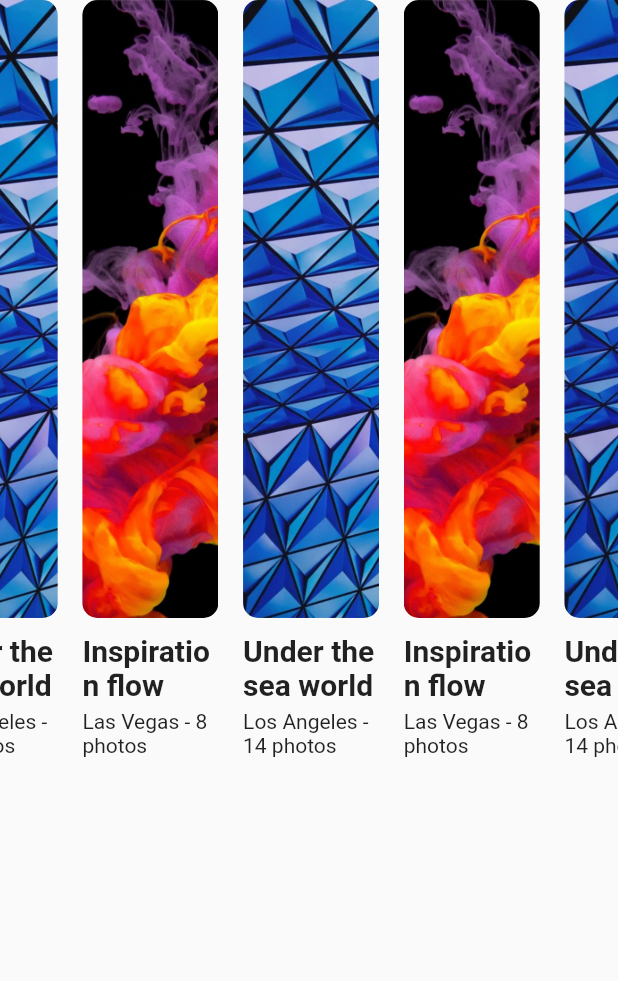
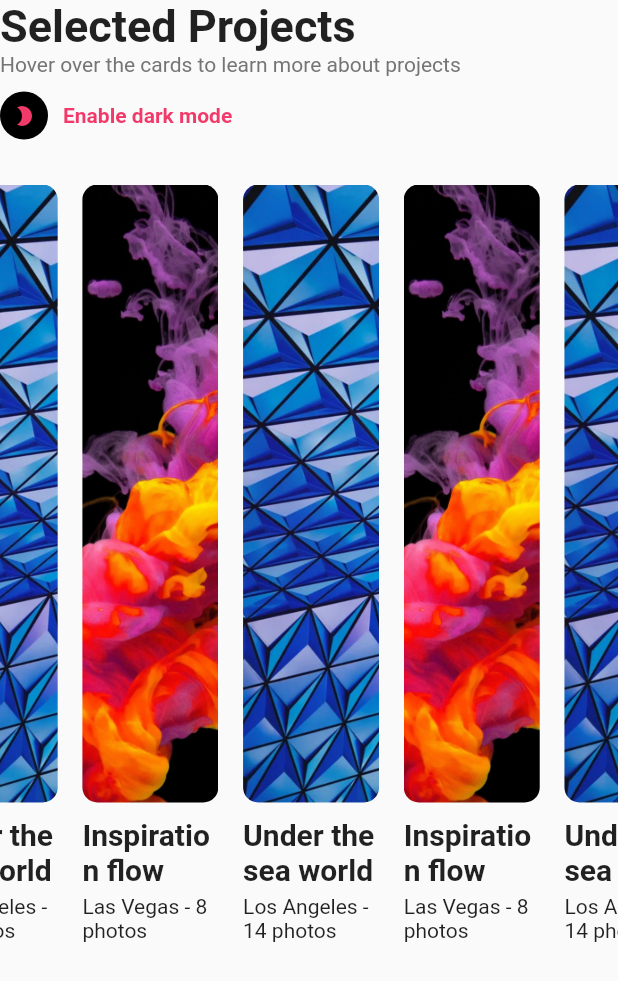
Before and after one commit to arthurdenner/flutter-ui-practice, a Flutter app: the PortfolioProjectsView widget shown alone on an empty page, opened directly, on a phone screen of 412 x 824 dp. Shown: the top 981 px of the screen. Run offline on Flutter 3.47's test engine with Material 2 defaults, Android fonts, the phone set to English and light mode, and no system bars; our stand-ins replace animate_do, faker.

Commit message:
feat: add selected projects section

```diff
--- a/portfolio/lib/src/pages/home_page/widgets/projects_view.dart
+++ b/portfolio/lib/src/pages/home_page/widgets/projects_view.dart
@@ -1,4 +1,5 @@
 import 'package:flutter/material.dart';
+import 'package:portfolio/src/pages/home_page/widgets/selected_projects.dart';
 import 'package:portfolio/src/utils/constants.dart';
 
 class PortfolioProjectsView extends StatefulWidget {
@@ -35,7 +36,14 @@ class _PortfolioProjectsViewState extends State<PortfolioProjectsView> {
 
     return Container(
       height: _height * .9,
+      child: Column(
+        crossAxisAlignment: CrossAxisAlignment.start,
+        mainAxisAlignment: MainAxisAlignment.center,
+        children: <Widget>[
+          SelectedProjects(),
+          Expanded(
             child: ListView(
+              shrinkWrap: true,
               controller: _scrollController,
               scrollDirection: Axis.horizontal,
               children: projects
@@ -79,6 +87,9 @@ class _PortfolioProjectsViewState extends State<PortfolioProjectsView> {
                   )
                   .toList(),
             ),
+          ),
+        ],
+      ),
     );
   }
 }
--- /dev/null
+++ b/portfolio/lib/src/pages/home_page/widgets/selected_projects.dart
@@ -0,0 +1,53 @@
+import 'package:flutter/material.dart';
+
+class SelectedProjects extends StatelessWidget {
+  const SelectedProjects({Key key}) : super(key: key);
+
+  @override
+  Widget build(BuildContext context) {
+    return Column(
+      crossAxisAlignment: CrossAxisAlignment.start,
+      children: <Widget>[
+        Text(
+          'Selected Projects',
+          style: TextStyle(
+            fontSize: 30,
+            fontWeight: FontWeight.bold,
+          ),
+        ),
+        Text(
+          'Hover over the cards to learn more about projects',
+          style: TextStyle(
+            color: Colors.grey[600],
+          ),
+        ),
+        SizedBox(height: 10),
+        Row(
+          children: <Widget>[
+            Container(
+              decoration: BoxDecoration(
+                color: Colors.black,
+                shape: BoxShape.circle,
+              ),
+              padding: EdgeInsets.all(8),
+              child: Icon(
+                Icons.brightness_2,
+                color: Color(0xFFf23a6a),
+                size: 16,
+              ),
+            ),
+            SizedBox(width: 10),
+            Text(
+              'Enable dark mode',
+              style: TextStyle(
+                color: Color(0xFFf23a6a),
+                fontWeight: FontWeight.bold,
+              ),
+            ),
+          ],
+        ),
+        SizedBox(height: 30),
+      ],
+    );
+  }
+}
```
Lines whose indentation alone changed are shown as unchanged.
